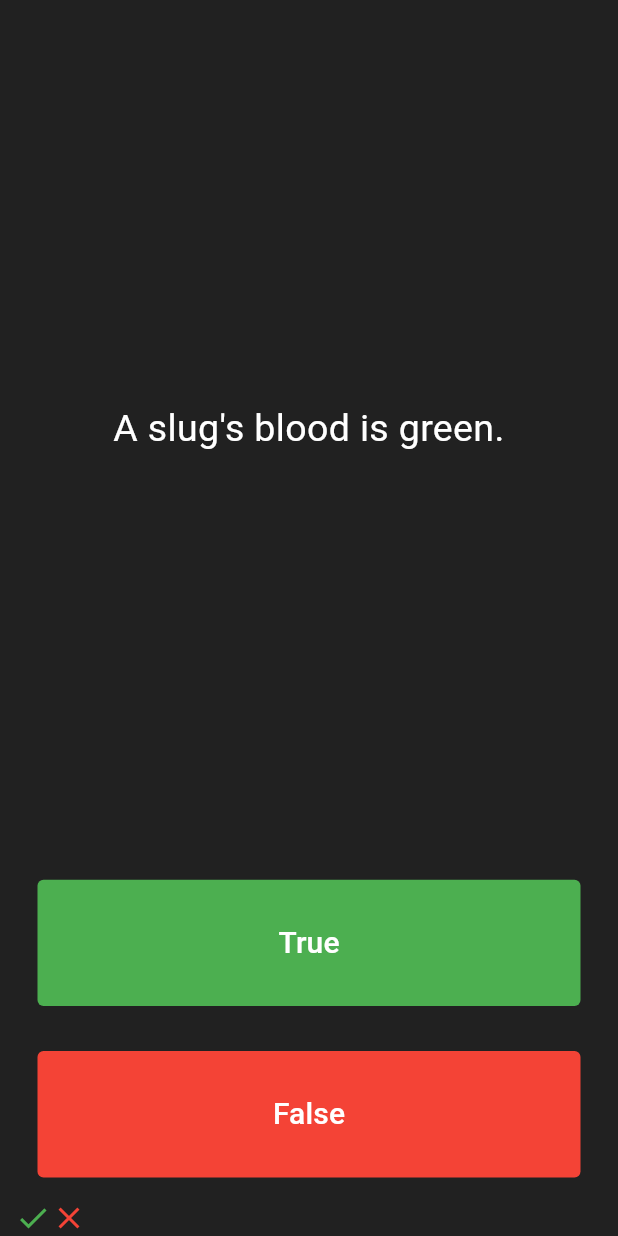
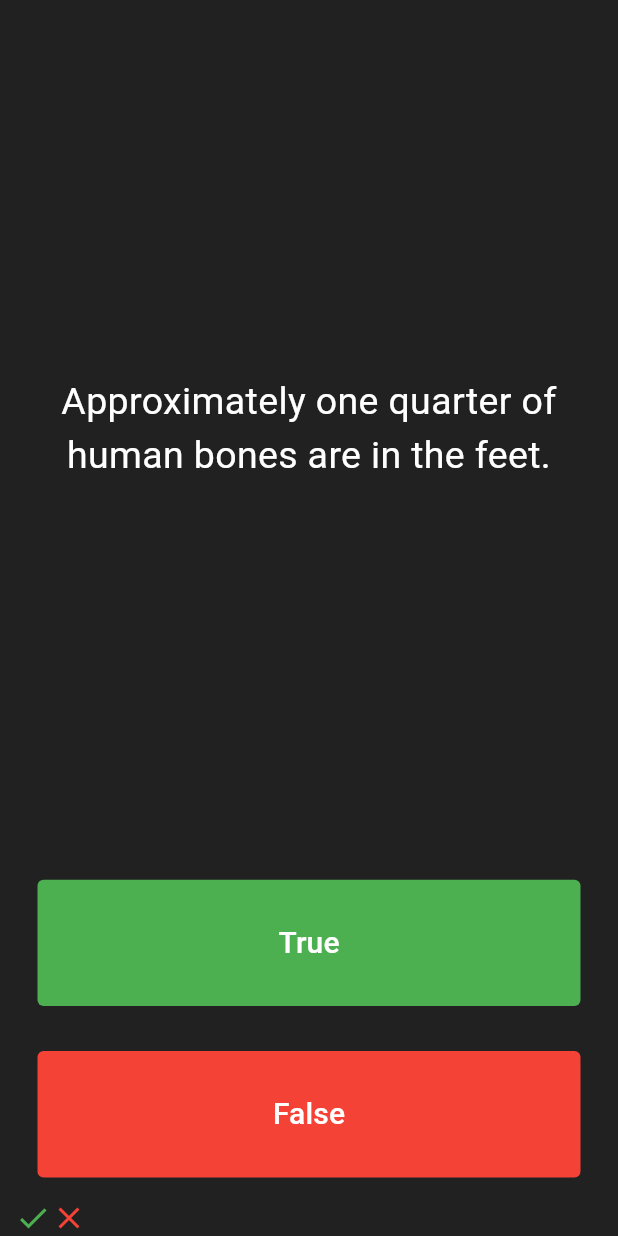
Before and after one commit to tshabalalaaj/quizzler-flutter, a Flutter app: the screen it shows after launch, after a tap on "True", after a tap on "False", on a phone screen of 412 x 824 dp. Run offline on Flutter 3.47's test engine with Material 3 defaults, Android fonts, the phone set to English and light mode, and no system bars.

```diff
--- a/lib/main.dart
+++ b/lib/main.dart
@@ -1,4 +1,7 @@
 import 'package:flutter/material.dart';
+import 'quiz_brain.dart';
+
+QuizBrain quizBrain = QuizBrain();
 
 void main() => runApp(const Quizzler());
 
@@ -41,19 +44,6 @@ class _QuizPageState extends State<QuizPage> {
       ),
   ];
 
-  List<String> questions = [
-    'You can lead a cow down stairs but not up stairs.',
-    'Approximately one quarter of human bones are in the feet.',
-    'A slug\'s blood is green.',
-  ];
-
-  int questionNumber = 0;
-
-  int questionCount(){
-    return questionNumber++;
-  }
-
-
   @override
   Widget build(BuildContext context) {
     return Column(
@@ -66,7 +56,7 @@ class _QuizPageState extends State<QuizPage> {
             padding: const EdgeInsets.all(10.0),
             child: Center(
               child: Text(
-                questions[questionNumber],
+                quizBrain.getQuestionText(),
                 textAlign: TextAlign.center,
                 style: const TextStyle(
                   fontSize: 25.0,
@@ -94,8 +84,15 @@ class _QuizPageState extends State<QuizPage> {
                 ),
               ),
               onPressed: () {
+                bool correctAnswer = quizBrain.getCorrectAnswer();
+
+                if(correctAnswer == true){
+                  print('user got it right');
+                }else{
+                  print('user got it wrong');
+                }
                 setState(() {
-                  questionCount();
+                  quizBrain.nextQuestion();
                 });
 
               },
@@ -120,8 +117,15 @@ class _QuizPageState extends State<QuizPage> {
                 ),
               ),
               onPressed: () {
+                bool correctAnswer = quizBrain.getCorrectAnswer();
+
+                if(correctAnswer == false){
+                  print('user got it right');
+                }else{
+                  print('user got it wrong');
+                }
                 setState(() {
-                  questionCount();
+                  quizBrain.nextQuestion();
                 });
               },
             ),
--- /dev/null
+++ b/lib/question.dart
@@ -0,0 +1,11 @@
+class Question{
+  late String questionText;
+  late bool questionAnswer;
+
+  Question(String q, bool a){
+    questionText = q;
+    questionAnswer = a;
+  }
+}
+
+Question newQuestion = Question('text', true);
--- /dev/null
+++ b/lib/quiz_brain.dart
@@ -0,0 +1,50 @@
+import 'question.dart';
+
+class QuizBrain{
+
+    int _questionNumber = 0;
+
+    final List<Question> _questions = [
+    Question('Some cats are actually allergic to humans', true),
+    Question('You can lead a cow down stairs but not up stairs.', false),
+    Question('Approximately one quarter of human bones are in the feet.', true),
+    Question('A slug\'s blood is green.', true),
+    Question('Buzz Aldrin\'s mother\'s maiden name was \"Moon\".', true),
+    Question('It is illegal to pee in the Ocean in Portugal.', true),
+    Question(
+        'No piece of square dry paper can be folded in half more than 7 times.',
+        false),
+    Question(
+        'In London, UK, if you happen to die in the House of Parliament, you are technically entitled to a state funeral, because the building is considered too sacred a place.',
+        true),
+    Question(
+        'The loudest sound produced by any animal is 188 decibels. That animal is the African Elephant.',
+        false),
+    Question(
+        'The total surface area of two human lungs is approximately 70 square metres.',
+        true),
+    Question('Google was originally called \"Backrub\".', true),
+    Question(
+        'Chocolate affects a dog\'s heart and nervous system; a few ounces are enough to kill a small dog.',
+        true),
+    Question(
+        'In West Virginia, USA, if you accidentally hit an animal with your car, you are free to take it home to eat.',
+        true),
+
+  ];
+
+
+  void nextQuestion(){
+    if(_questionNumber < _questions.length - 1){
+      _questionNumber++;
+    }
+  }
+
+  String getQuestionText(){
+    return _questions[_questionNumber].questionText;
+  }
+
+  bool getCorrectAnswer(){
+    return _questions[_questionNumber].questionAnswer;
+  }
+}
```
